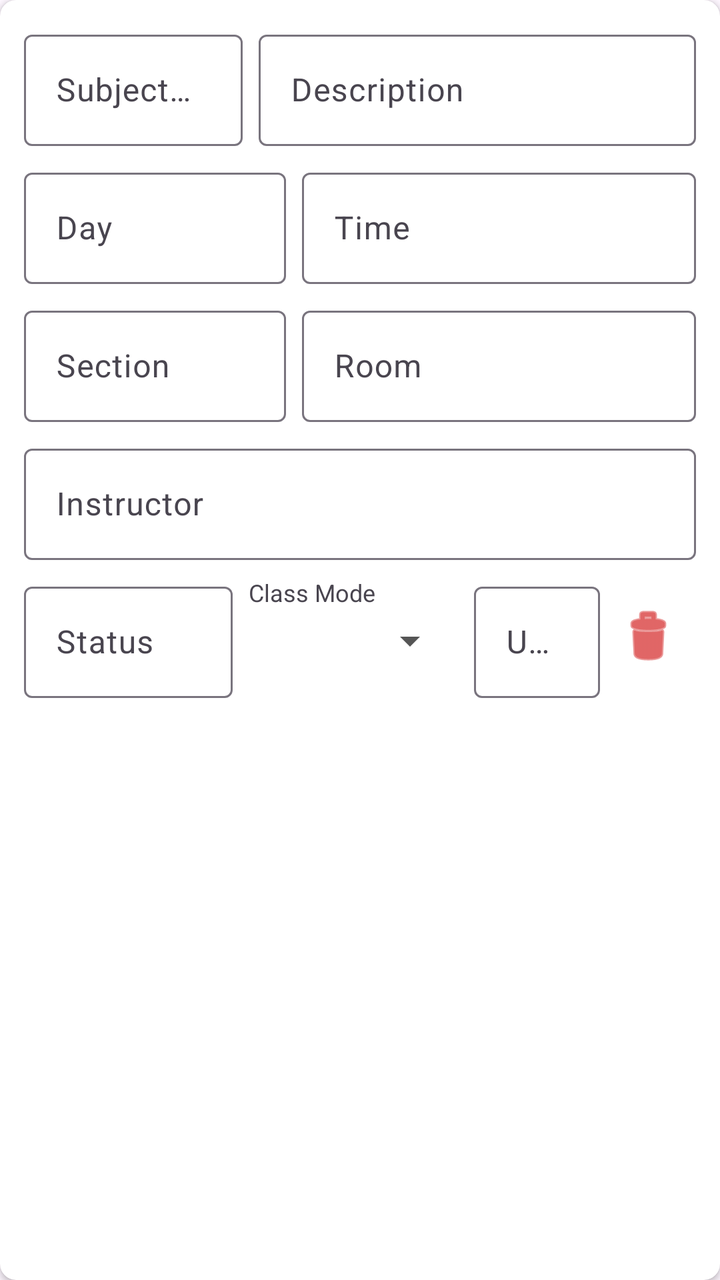
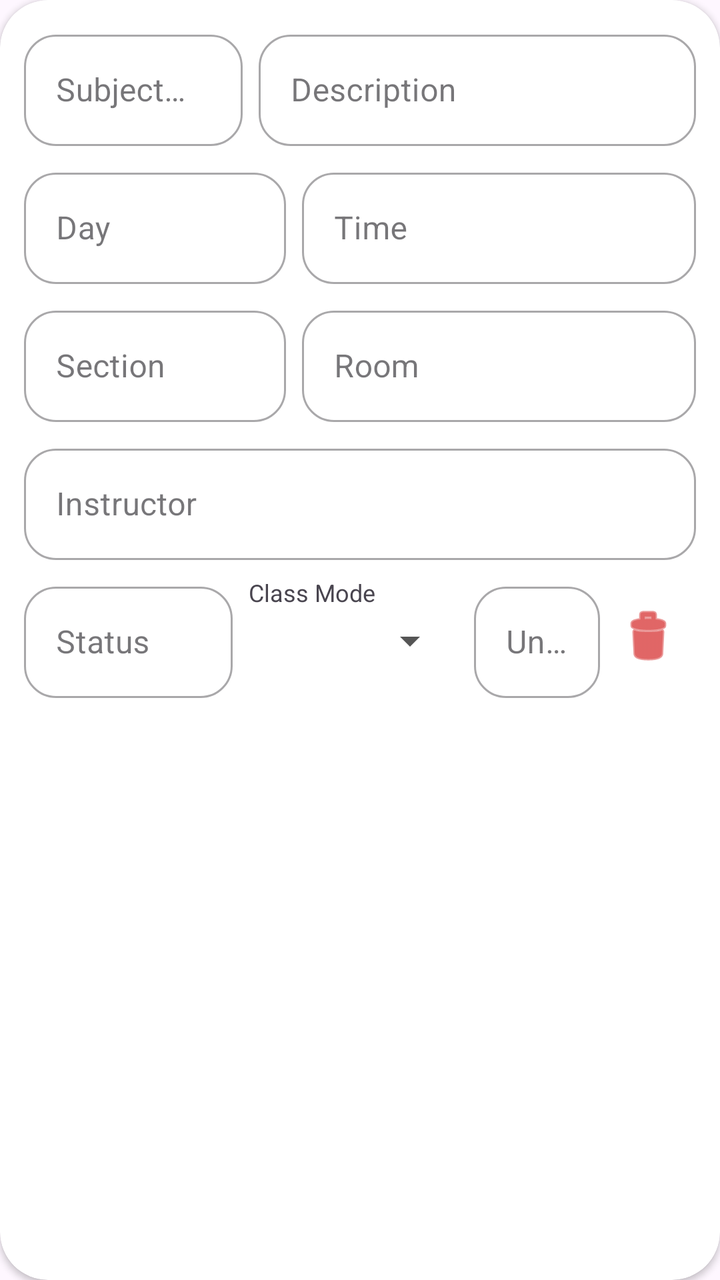

Compare the two renders of this Android layout. The source of the first and the diff that turns it into the second are given below.
<!-- AndroidManifest.xml: application theme Theme.StudentAutomaticScheduler -->
<!-- res/layout/item_edit_schedule.xml -->
<?xml version="1.0" encoding="utf-8"?>
<androidx.cardview.widget.CardView
    xmlns:android="http://schemas.android.com/apk/res/android"
    xmlns:app="http://schemas.android.com/apk/res-auto"
    android:layout_width="match_parent"
    android:layout_height="wrap_content"
    android:layout_margin="8dp"
    app:cardCornerRadius="8dp"
    app:cardElevation="2dp">

    <LinearLayout
        android:layout_width="match_parent"
        android:layout_height="wrap_content"
        android:orientation="vertical"
        android:padding="12dp">

        <LinearLayout
            android:layout_width="match_parent"
            android:layout_height="wrap_content"
            android:orientation="horizontal">

            <com.google.android.material.textfield.TextInputLayout
                android:layout_width="0dp"
                android:layout_height="wrap_content"
                android:layout_weight="1"
                android:hint="Subject Code">
                <com.google.android.material.textfield.TextInputEditText
                    android:id="@+id/etSubjectCode"
                    android:layout_width="match_parent"
                    android:layout_height="wrap_content"
                    android:inputType="textCapCharacters"/>
            </com.google.android.material.textfield.TextInputLayout>

            <com.google.android.material.textfield.TextInputLayout
                android:layout_width="0dp"
                android:layout_height="wrap_content"
                android:layout_weight="2"
                android:layout_marginStart="8dp"
                android:hint="Description">
                <com.google.android.material.textfield.TextInputEditText
                    android:id="@+id/etDescription"
                    android:layout_width="match_parent"
                    android:layout_height="wrap_content"
                    android:inputType="textCapWords"/>
            </com.google.android.material.textfield.TextInputLayout>
        </LinearLayout>

        <LinearLayout
            android:layout_width="match_parent"
            android:layout_height="wrap_content"
            android:orientation="horizontal"
            android:layout_marginTop="8dp">

            <com.google.android.material.textfield.TextInputLayout
                android:layout_width="0dp"
                android:layout_height="wrap_content"
                android:layout_weight="1"
                android:hint="Day">

                <com.google.android.material.textfield.TextInputEditText
                    android:id="@+id/etDay"
                    android:layout_width="match_parent"
                    android:layout_height="wrap_content"
                    android:focusable="false"
                    android:clickable="true"
                    android:inputType="none"/>
            </com.google.android.material.textfield.TextInputLayout>

            <com.google.android.material.textfield.TextInputLayout
                android:layout_width="0dp"
                android:layout_height="wrap_content"
                android:layout_weight="1.5"
                android:layout_marginStart="8dp"
                android:hint="Time">
                <com.google.android.material.textfield.TextInputEditText
                    android:id="@+id/etTime"
                    android:layout_width="match_parent"
                    android:layout_height="wrap_content"
                    android:inputType="textCapCharacters"/>
            </com.google.android.material.textfield.TextInputLayout>
        </LinearLayout>

        <LinearLayout
            android:layout_width="match_parent"
            android:layout_height="wrap_content"
            android:orientation="horizontal"
            android:layout_marginTop="8dp">

            <com.google.android.material.textfield.TextInputLayout
                android:layout_width="0dp"
                android:layout_height="wrap_content"
                android:layout_weight="1"
                android:hint="Section">
                <com.google.android.material.textfield.TextInputEditText
                    android:id="@+id/etSection"
                    android:layout_width="match_parent"
                    android:layout_height="wrap_content"
                    android:inputType="textCapCharacters"/>
            </com.google.android.material.textfield.TextInputLayout>

            <com.google.android.material.textfield.TextInputLayout
                android:layout_width="0dp"
                android:layout_height="wrap_content"
                android:layout_weight="1.5"
                android:layout_marginStart="8dp"
                android:hint="Room">
                <com.google.android.material.textfield.TextInputEditText
                    android:id="@+id/etRoom"
                    android:layout_width="match_parent"
                    android:layout_height="wrap_content"
                    android:inputType="textCapCharacters"/>
            </com.google.android.material.textfield.TextInputLayout>
        </LinearLayout>

        <com.google.android.material.textfield.TextInputLayout
            android:layout_width="match_parent"
            android:layout_height="wrap_content"
            android:layout_marginTop="8dp"
            android:hint="Instructor">
            <com.google.android.material.textfield.TextInputEditText
                android:id="@+id/etInstructor"
                android:layout_width="match_parent"
                android:layout_height="wrap_content"
                android:inputType="textCapWords"/>
        </com.google.android.material.textfield.TextInputLayout>

        <LinearLayout
            android:layout_width="match_parent"
            android:layout_height="wrap_content"
            android:orientation="horizontal"
            android:layout_marginTop="8dp">

            <com.google.android.material.textfield.TextInputLayout
                android:layout_width="0dp"
                android:layout_height="wrap_content"
                android:layout_weight="1"
                android:hint="Status">
                <com.google.android.material.textfield.TextInputEditText
                    android:id="@+id/etStatus"
                    android:layout_width="match_parent"
                    android:layout_height="wrap_content"
                    android:inputType="textCapSentences"/>
            </com.google.android.material.textfield.TextInputLayout>

            <LinearLayout
                android:layout_width="0dp"
                android:layout_height="wrap_content"
                android:layout_weight="1"
                android:layout_marginStart="8dp"
                android:orientation="vertical">
                <TextView
                    android:layout_width="wrap_content"
                    android:layout_height="wrap_content"
                    android:text="Class Mode"
                    android:textSize="12sp"/>
                <Spinner
                    android:id="@+id/spinnerClassMode"
                    android:layout_width="match_parent"
                    android:layout_height="wrap_content"
                    android:layout_marginTop="4dp"/>
            </LinearLayout>

            <com.google.android.material.textfield.TextInputLayout
                android:layout_width="0dp"
                android:layout_height="wrap_content"
                android:layout_weight="0.6"
                android:layout_marginStart="8dp"
                android:hint="Units">
                <com.google.android.material.textfield.TextInputEditText
                    android:id="@+id/etUnits"
                    android:layout_width="match_parent"
                    android:layout_height="wrap_content"
                    android:inputType="numberDecimal"/>
            </com.google.android.material.textfield.TextInputLayout>

            <ImageButton
                android:id="@+id/btnRemove"
                android:layout_width="48dp"
                android:layout_height="48dp"
                android:layout_gravity="center_vertical"
                android:background="?attr/selectableItemBackgroundBorderless"
                android:src="@android:drawable/ic_menu_delete"
                app:tint="@android:color/holo_red_dark"/>
        </LinearLayout>

    </LinearLayout>
</androidx.cardview.widget.CardView>
<!-- resources referenced by this layout -->
<resources>
  <style name="Theme.StudentAutomaticScheduler" parent="Base.Theme.StudentAutomaticScheduler" />
  <style name="Base.Theme.StudentAutomaticScheduler" parent="Theme.Material3.DayNight.NoActionBar">
  
          
          <item name="android:textColorPrimary">@color/text_primary</item>
          <item name="android:textColorSecondary">@color/text_secondary</item>
  
          
          <item name="colorPrimary">@color/button_bg</item>
          <item name="colorOnPrimary">@color/button_text</item>
  
          
          
  
      </style>
  <color name="text_primary">#111111</color>
  <color name="text_secondary">#555555</color>
  <color name="button_bg">#2F3981</color>
  <color name="button_text">#FFFFFF</color>
</resources>

<!-- the commit's change to res/layout/item_edit_schedule.xml (unified diff, before → after) -->
@@ -5,7 +5,7 @@
     android:layout_width="match_parent"
     android:layout_height="wrap_content"
     android:layout_margin="8dp"
-    app:cardCornerRadius="8dp"
+    app:cardCornerRadius="24dp"
     app:cardElevation="2dp">
 
     <LinearLayout
<!-- resource entries referenced after the edit -->
@@ -1,6 +1,11 @@
 <!-- resources referenced by this layout -->
 <resources>
-  <style name="Theme.StudentAutomaticScheduler" parent="Base.Theme.StudentAutomaticScheduler" />
+  <style name="Theme.StudentAutomaticScheduler" parent="Base.Theme.StudentAutomaticScheduler">
+          <item name="materialButtonStyle">@style/RoundedButtonStyle</item>
+          <item name="textInputStyle">@style/RoundedTextInputLayout</item>
+          <item name="alertDialogTheme">@style/RoundedDialogTheme</item>
+          <item name="materialAlertDialogTheme">@style/RoundedDialogTheme</item>
+      </style>
   <style name="Base.Theme.StudentAutomaticScheduler" parent="Theme.Material3.DayNight.NoActionBar">
   
           
@@ -15,9 +20,38 @@
           
   
       </style>
+  <style name="RoundedButtonStyle" parent="Widget.MaterialComponents.Button">
+          <item name="shapeAppearanceOverlay">@style/ButtonShapeRound</item>
+      </style>
+  <style name="RoundedTextInputLayout" parent="Widget.MaterialComponents.TextInputLayout.OutlinedBox">
+          <item name="shapeAppearanceOverlay">@style/ButtonShapeRound</item>
+          <item name="boxCornerRadiusTopStart">16dp</item>
+          <item name="boxCornerRadiusTopEnd">16dp</item>
+          <item name="boxCornerRadiusBottomStart">16dp</item>
+          <item name="boxCornerRadiusBottomEnd">16dp</item>
+      </style>
+  <style name="RoundedDialogTheme" parent="ThemeOverlay.Material3.MaterialAlertDialog">
+          <item name="shapeAppearance">@style/DialogShapeAppearance</item>
+          <item name="colorAccent">@color/link_blue</item>
+          <item name="android:textColorPrimary">@color/text_primary</item>
+          
+          <item name="buttonBarPositiveButtonStyle">@style/DialogButtonStyle</item>
+          <item name="buttonBarNegativeButtonStyle">@style/DialogButtonStyle</item>
+      </style>
   <color name="text_primary">#111111</color>
   <color name="text_secondary">#555555</color>
   <color name="button_bg">#2F3981</color>
   <color name="button_text">#FFFFFF</color>
+  <style name="ButtonShapeRound" parent="">
+          <item name="cornerSize">24dp</item>
+      </style>
+  <style name="DialogShapeAppearance" parent="ShapeAppearance.Material3.MediumComponent">
+          <item name="cornerSize">24dp</item>
+      </style>
+  <color name="link_blue">#2962FF</color>
+  <style name="DialogButtonStyle" parent="Widget.Material3.Button.TextButton">
+          <item name="android:textColor">@color/link_blue</item>
+          <item name="android:textStyle">bold</item>
+      </style>
 </resources>
 
